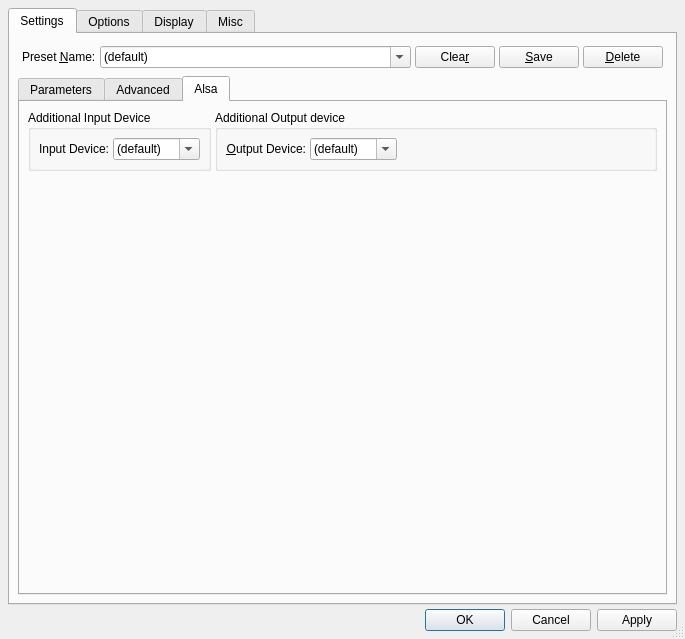
Qt form src/qjackctlSetupForm.ui (rhabacker/qjackctl) before a commit.
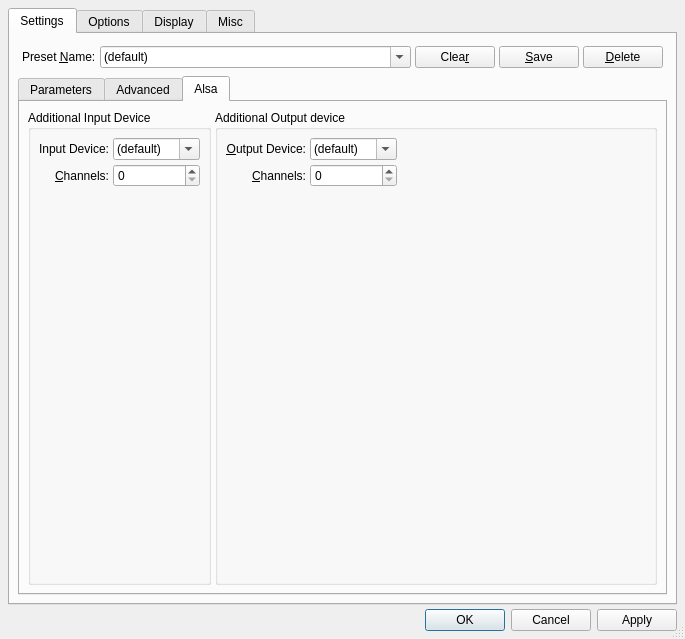
The same form after that commit. Icons and pictures are not drawn. Custom widgets are drawn as their Qt base class.

Commit message: Add support to specify device channels for adding additional alsa devices

Patch:
```diff
--- a/src/qjackctlSetupForm.ui
+++ b/src/qjackctlSetupForm.ui
@@ -2080,6 +2080,31 @@
                   </property>
                  </widget>
                 </item>
+                <item row="1" column="0">
+                 <widget class="QLabel" name="ChanTextLabel_3">
+                  <property name="font">
+                   <font>
+                    <weight>50</weight>
+                    <bold>false</bold>
+                   </font>
+                  </property>
+                  <property name="text">
+                   <string>&amp;Channels:</string>
+                  </property>
+                  <property name="alignment">
+                   <set>Qt::AlignRight|Qt::AlignTrailing|Qt::AlignVCenter</set>
+                  </property>
+                  <property name="wordWrap">
+                   <bool>false</bool>
+                  </property>
+                  <property name="margin">
+                   <number>0</number>
+                  </property>
+                  <property name="buddy">
+                   <cstring>ChanSpinBox</cstring>
+                  </property>
+                 </widget>
+                </item>
                 <item row="0" column="1">
                  <widget class="qjackctlInterfaceComboBox" name="InDeviceAddComboBox">
                   <property name="font">
@@ -2121,6 +2146,41 @@
                   </item>
                  </widget>
                 </item>
+                <item row="1" column="1">
+                 <widget class="QSpinBox" name="InChannelsAddSpinBox">
+                  <property name="font">
+                   <font>
+                    <weight>50</weight>
+                    <bold>false</bold>
+                   </font>
+                  </property>
+                  <property name="toolTip">
+                   <string>Maximum number of audio channels to allocate</string>
+                  </property>
+                  <property name="minimum">
+                   <number>0</number>
+                  </property>
+                  <property name="maximum">
+                   <number>999</number>
+                  </property>
+                  <property name="value">
+                   <number>0</number>
+                  </property>
+                 </widget>
+                </item>
+                <item row="2" column="1">
+                 <spacer name="verticalSpacer_2">
+                  <property name="orientation">
+                   <enum>Qt::Vertical</enum>
+                  </property>
+                  <property name="sizeHint" stdset="0">
+                   <size>
+                    <width>20</width>
+                    <height>40</height>
+                   </size>
+                  </property>
+                 </spacer>
+                </item>
                </layout>
               </item>
              </layout>
@@ -2134,6 +2194,47 @@
              <layout class="QFormLayout" name="formLayout_2">
               <item row="0" column="0">
                <layout class="QGridLayout" name="gridLayout_2">
+                <item row="0" column="1">
+                 <widget class="qjackctlInterfaceComboBox" name="OutDeviceAddComboBox">
+                  <property name="font">
+                   <font>
+                    <weight>50</weight>
+                    <bold>false</bold>
+                   </font>
+                  </property>
+                  <property name="toolTip">
+                   <string>Alternate input device for capture</string>
+                  </property>
+                  <property name="editable">
+                   <bool>true</bool>
+                  </property>
+                  <item>
+                   <property name="text">
+                    <string>(default)</string>
+                   </property>
+                  </item>
+                  <item>
+                   <property name="text">
+                    <string>hw:0</string>
+                   </property>
+                  </item>
+                  <item>
+                   <property name="text">
+                    <string>plughw:0</string>
+                   </property>
+                  </item>
+                  <item>
+                   <property name="text">
+                    <string>/dev/audio</string>
+                   </property>
+                  </item>
+                  <item>
+                   <property name="text">
+                    <string>/dev/dsp</string>
+                   </property>
+                  </item>
+                 </widget>
+                </item>
                 <item row="0" column="0">
                  <widget class="QLabel" name="OutDeviceAddTextLabel">
                   <property name="font">
@@ -2156,8 +2257,8 @@
                   </property>
                  </widget>
                 </item>
-                <item row="0" column="1">
-                 <widget class="qjackctlInterfaceComboBox" name="OutDeviceAddComboBox">
+                <item row="1" column="1">
+                 <widget class="QSpinBox" name="OutChannelsAddSpinBox">
                   <property name="font">
                    <font>
                     <weight>50</weight>
@@ -2165,38 +2266,57 @@
                    </font>
                   </property>
                   <property name="toolTip">
-                   <string>Alternate input device for capture</string>
+                   <string>Maximum number of audio channels to allocate</string>
                   </property>
-                  <property name="editable">
-                   <bool>true</bool>
+                  <property name="minimum">
+                   <number>0</number>
                   </property>
-                  <item>
-                   <property name="text">
-                    <string>(default)</string>
-                   </property>
-                  </item>
-                  <item>
-                   <property name="text">
-                    <string>hw:0</string>
-                   </property>
-                  </item>
-                  <item>
-                   <property name="text">
-                    <string>plughw:0</string>
-                   </property>
-                  </item>
-                  <item>
-                   <property name="text">
-                    <string>/dev/audio</string>
-                   </property>
-                  </item>
-                  <item>
-                   <property name="text">
-                    <string>/dev/dsp</string>
-                   </property>
-                  </item>
+                  <property name="maximum">
+                   <number>999</number>
+                  </property>
+                  <property name="value">
+                   <number>0</number>
+                  </property>
                  </widget>
                 </item>
+                <item row="1" column="0">
+                 <widget class="QLabel" name="ChanTextLabel_2">
+                  <property name="font">
+                   <font>
+                    <weight>50</weight>
+                    <bold>false</bold>
+                   </font>
+                  </property>
+                  <property name="text">
+                   <string>&amp;Channels:</string>
+                  </property>
+                  <property name="alignment">
+                   <set>Qt::AlignRight|Qt::AlignTrailing|Qt::AlignVCenter</set>
+                  </property>
+                  <property name="wordWrap">
+                   <bool>false</bool>
+                  </property>
+                  <property name="margin">
+                   <number>0</number>
+                  </property>
+                  <property name="buddy">
+                   <cstring>ChanSpinBox</cstring>
+                  </property>
+                 </widget>
+                </item>
+                <item row="2" column="0">
+                 <spacer name="verticalSpacer">
+                  <property name="orientation">
+                   <enum>Qt::Vertical</enum>
+                  </property>
+                  <property name="sizeHint" stdset="0">
+                   <size>
+                    <width>20</width>
+                    <height>40</height>
+                   </size>
+                  </property>
+                 </spacer>
+                </item>
                </layout>
               </item>
              </layout>
```
The commit also changes 5 other files.
